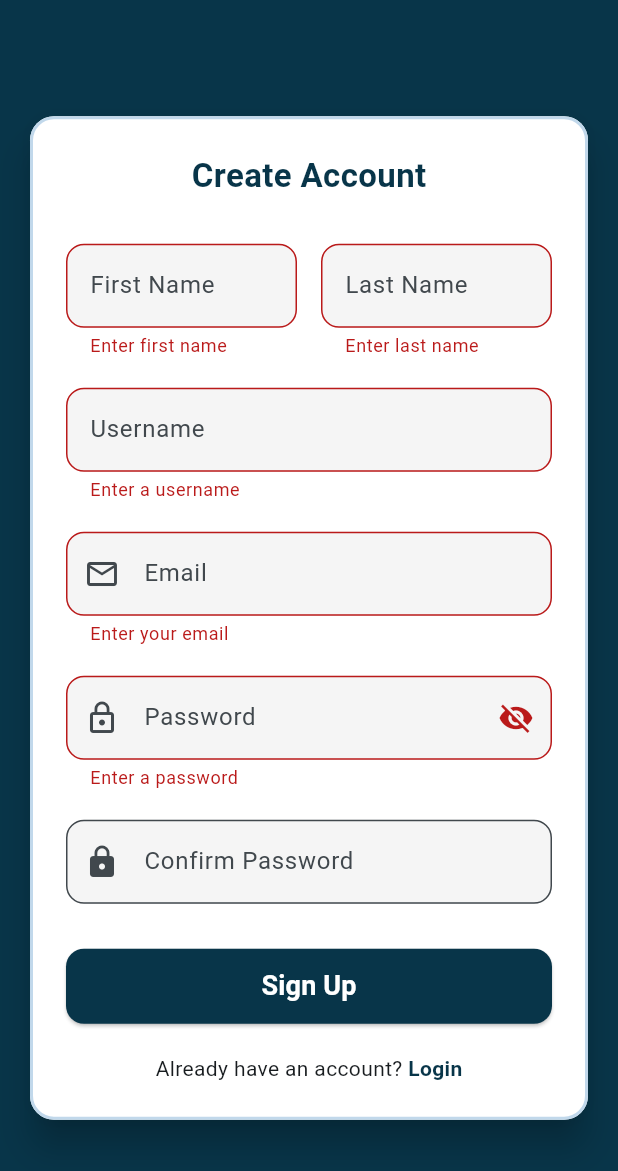
After one commit to ShindeIshika/FinTracker, a Flutter app: the FintrackerSignUp screen opened directly, after a tap on "Sign Up", on a phone screen of 412 x 824 dp. The commit adds this screen. Shown: the top 1171 px of the screen. Run offline on Flutter 3.47's test engine with Material 3 defaults, Android fonts, the phone set to English and light mode, and no system bars; our stand-ins replace cloud_firestore, firebase_auth, firebase_core; accounts and stored records are empty.

Commit message:
Updated Login and SignUp

```diff
--- /dev/null
+++ b/lib/fintracker_signup.dart
@@ -0,0 +1,309 @@
+import 'package:flutter/material.dart';
+import 'package:firebase_auth/firebase_auth.dart';
+import 'package:cloud_firestore/cloud_firestore.dart';
+import 'fintracker_login.dart';
+
+class FintrackerSignUp extends StatefulWidget {
+  const FintrackerSignUp({super.key});
+
+  @override
+  State<FintrackerSignUp> createState() => _FintrackerSignUpState();
+}
+
+class _FintrackerSignUpState extends State<FintrackerSignUp> {
+  final _formKey = GlobalKey<FormState>();
+
+  final TextEditingController firstName = TextEditingController();
+  final TextEditingController lastName = TextEditingController();
+  final TextEditingController userName = TextEditingController();
+  final TextEditingController emailController = TextEditingController();
+  final TextEditingController passwordController = TextEditingController();
+  final TextEditingController confirmPassword = TextEditingController();
+
+  bool isPasswordVisible = false;
+
+  @override
+  Widget build(BuildContext context) {
+    return Scaffold(
+      backgroundColor: const Color(0xFF083549),
+      body: Center(
+        child: SingleChildScrollView(
+          padding: const EdgeInsets.all(16),
+          child: buildSignUpCard(context),
+        ),
+      ),
+    );
+  }
+
+  Widget buildSignUpCard(BuildContext context) {
+    return ConstrainedBox(
+      constraints: const BoxConstraints(maxWidth: 500),
+      child: Card(
+        color: Colors.white,
+        elevation: 10,
+        shape: RoundedRectangleBorder(
+          borderRadius: BorderRadius.circular(16),
+          side: const BorderSide(
+            color: Color.fromARGB(255, 193, 216, 235),
+            width: 2,
+          ),
+        ),
+        child: Padding(
+          padding: const EdgeInsets.all(24),
+          child: Form(
+            key: _formKey,
+            child: Column(
+              mainAxisSize: MainAxisSize.min,
+              children: [
+                const Text(
+                  "Create Account",
+                  style: TextStyle(
+                    color: Color(0xFF083549),
+                    fontSize: 22,
+                    fontWeight: FontWeight.bold,
+                  ),
+                ),
+                const SizedBox(height: 30),
+
+                // --- Name fields ---
+                Row(
+                  children: [
+                    Expanded(
+                      child: TextFormField(
+                        controller: firstName,
+                        decoration: InputDecoration(
+                          hintText: "First Name",
+                          border: OutlineInputBorder(
+                              borderRadius: BorderRadius.circular(12)),
+                          filled: true,
+                          fillColor: Colors.grey[100],
+                        ),
+                        validator: (value) {
+                          if (value == null || value.isEmpty) {
+                            return "Enter first name";
+                          }
+                          return null;
+                        },
+                      ),
+                    ),
+                    const SizedBox(width: 16),
+                    Expanded(
+                      child: TextFormField(
+                        controller: lastName,
+                        decoration: InputDecoration(
+                          hintText: "Last Name",
+                          border: OutlineInputBorder(
+                              borderRadius: BorderRadius.circular(12)),
+                          filled: true,
+                          fillColor: Colors.grey[100],
+                        ),
+                        validator: (value) {
+                          if (value == null || value.isEmpty) {
+                            return "Enter last name";
+                          }
+                          return null;
+                        },
+                      ),
+                    ),
+                  ],
+                ),
+
+                const SizedBox(height: 20),
+
+                // --- Username field ---
+                TextFormField(
+                  controller: userName,
+                  decoration: InputDecoration(
+                    hintText: "Username",
+                    border: OutlineInputBorder(
+                        borderRadius: BorderRadius.circular(12)),
+                    filled: true,
+                    fillColor: Colors.grey[100],
+                  ),
+                  validator: (value) {
+                    if (value == null || value.isEmpty) {
+                      return "Enter a username";
+                    }
+                    return null;
+                  },
+                ),
+
+                const SizedBox(height: 20),
+
+                // --- Email field ---
+                TextFormField(
+                  controller: emailController,
+                  decoration: InputDecoration(
+                    hintText: "Email",
+                    prefixIcon: const Icon(Icons.email_outlined),
+                    border: OutlineInputBorder(
+                        borderRadius: BorderRadius.circular(12)),
+                    filled: true,
+                    fillColor: Colors.grey[100],
+                  ),
+                  validator: (value) {
+                    if (value == null || value.isEmpty) {
+                      return "Enter your email";
+                    }
+                    if (!value.contains('@')) {
+                      return "Enter a valid email";
+                    }
+                    return null;
+                  },
+                ),
+
+                const SizedBox(height: 20),
+
+                // --- Password field ---
+                TextFormField(
+                  controller: passwordController,
+                  obscureText: !isPasswordVisible,
+                  decoration: InputDecoration(
+                    hintText: "Password",
+                    prefixIcon: const Icon(Icons.lock_outline),
+                    suffixIcon: IconButton(
+                      icon: Icon(isPasswordVisible
+                          ? Icons.visibility
+                          : Icons.visibility_off),
+                      onPressed: () {
+                        setState(() {
+                          isPasswordVisible = !isPasswordVisible;
+                        });
+                      },
+                    ),
+                    border: OutlineInputBorder(
+                        borderRadius: BorderRadius.circular(12)),
+                    filled: true,
+                    fillColor: Colors.grey[100],
+                  ),
+                  validator: (value) {
+                    if (value == null || value.isEmpty) {
+                      return "Enter a password";
+                    }
+                    if (value.length < 6) {
+                      return "Password must be at least 6 characters";
+                    }
+                    return null;
+                  },
+                ),
+
+                const SizedBox(height: 20),
+
+                // --- Confirm Password ---
+                TextFormField(
+                  controller: confirmPassword,
+                  obscureText: true,
+                  decoration: InputDecoration(
+                    hintText: "Confirm Password",
+                    prefixIcon: const Icon(Icons.lock),
+                    border: OutlineInputBorder(
+                        borderRadius: BorderRadius.circular(12)),
+                    filled: true,
+                    fillColor: Colors.grey[100],
+                  ),
+                  validator: (value) {
+                    if (value != passwordController.text) {
+                      return "Passwords do not match";
+                    }
+                    return null;
+                  },
+                ),
+
+                const SizedBox(height: 30),
+
+                // --- Sign Up Button ---
+                SizedBox(
+                  width: double.infinity,
+                  height: 50,
+                  child: ElevatedButton(
+                    style: ElevatedButton.styleFrom(
+                      backgroundColor: const Color(0xFF083549),
+                      shape: RoundedRectangleBorder(
+                          borderRadius: BorderRadius.circular(12)),
+                    ),
+                    onPressed: () async {
+                      if (_formKey.currentState!.validate()) {
+                        try {
+                          // ✅ Create user in Firebase Authentication
+                          UserCredential userCredential =
+                              await FirebaseAuth.instance
+                                  .createUserWithEmailAndPassword(
+                            email: emailController.text.trim(),
+                            password: passwordController.text.trim(),
+                          );
+
+                          // ✅ Save user info to Firestore
+                          await FirebaseFirestore.instance
+                              .collection('users')
+                              .doc(userCredential.user!.uid)
+                              .set({
+                            'firstName': firstName.text.trim(),
+                            'lastName': lastName.text.trim(),
+                            'username': userName.text.trim(),
+                            'email': emailController.text.trim(),
+                            'createdAt': FieldValue.serverTimestamp(),
+                          });
+
+                          ScaffoldMessenger.of(context).showSnackBar(
+                            const SnackBar(
+                                content: Text('Account created successfully!')),
+                          );
+
+                          // ✅ Navigate to Login Page
+                          Navigator.pushReplacement(
+                            context,
+                            MaterialPageRoute(
+                                builder: (context) => const LoginPage()),
+                          );
+                        } on FirebaseAuthException catch (e) {
+                          ScaffoldMessenger.of(context).showSnackBar(
+                            SnackBar(
+                                content:
+                                    Text(e.message ?? 'Registration failed')),
+                          );
+                        }
+                      }
+                    },
+                    child: const Text(
+                      "Sign Up",
+                      style: TextStyle(
+                          fontSize: 18,
+                          fontWeight: FontWeight.bold,
+                          color: Colors.white),
+                    ),
+                  ),
+                ),
+
+                const SizedBox(height: 20),
+
+                // --- Already have account ---
+                Row(
+                  mainAxisAlignment: MainAxisAlignment.center,
+                  children: [
+                    const Text("Already have an account? "),
+                    GestureDetector(
+                      onTap: () {
+                        Navigator.pushReplacement(
+                          context,
+                          MaterialPageRoute(
+                              builder: (context) => const LoginPage()),
+                        );
+                      },
+                      child: const Text(
+                        "Login",
+                        style: TextStyle(
+                          color: Color(0xFF083549),
+                          fontWeight: FontWeight.bold,
+                        ),
+                      ),
+                    ),
+                  ],
+                ),
+              ],
+            ),
+          ),
+        ),
+      ),
+    );
+  }
+}
--- a/lib/main.dart
+++ b/lib/main.dart
@@ -1,5 +1,6 @@
 import 'package:flutter/material.dart';
 import 'fintracker_login.dart';
+//import 'fintracker_signup.dart';
 import 'package:firebase_core/firebase_core.dart'; // Firebase core
 import 'firebase_options.dart'; // correct file name
 // import your page widgets
--- a/pubspec.yaml
+++ b/pubspec.yaml
@@ -32,6 +32,7 @@ dependencies:
     sdk: flutter
   firebase_core: ^4.2.0
   firebase_auth: ^6.1.1
+  cloud_firestore: ^6.0.3
 
   # The following adds the Cupertino Icons font to your application.
   # Use with the CupertinoIcons class for iOS style icons.
```
Also changed, not shown: lib/fintracker_login.dart (+142 -46 lines), pubspec.lock, 4 other files.
